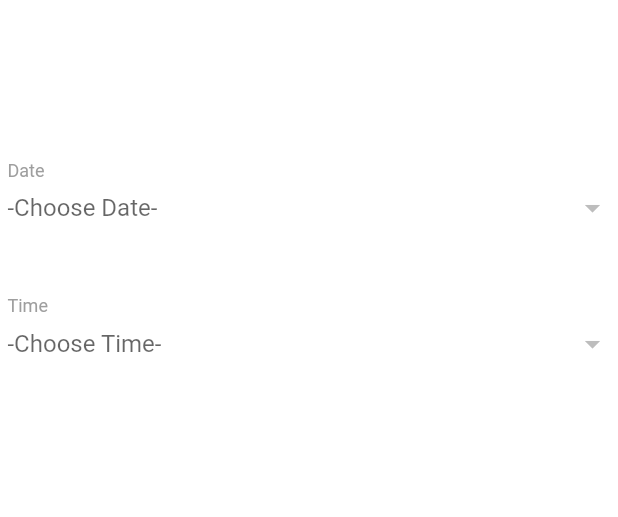
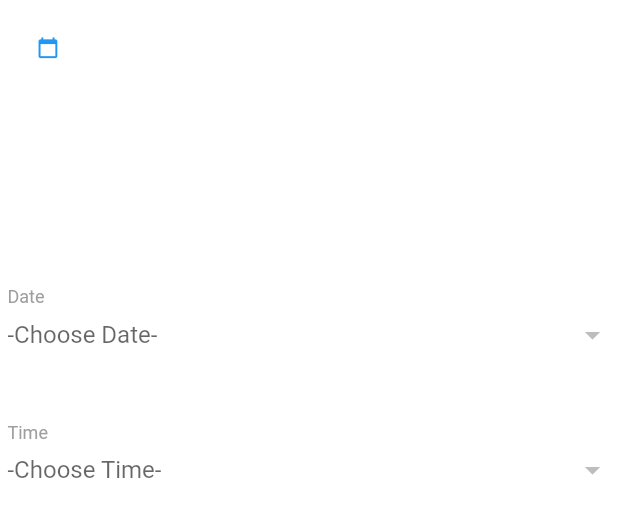
Before and after one commit to imsanjaysah/flutter_registration, a Flutter app: the RegistrationStepFour widget shown alone on an empty page, opened directly, on a phone screen of 412 x 824 dp. Shown: the top 517 px of the screen. Run offline on Flutter 3.47's test engine with Material 2 defaults, Android fonts, the light colour scheme and no system bars; Roboto replaces fonts that are missing (Muli).

Commit message:
Calendar icon scale animation added

```diff
--- a/lib/screens/registration/components/registration_step_four.dart
+++ b/lib/screens/registration/components/registration_step_four.dart
@@ -11,10 +11,37 @@ class RegistrationStepFour extends StatefulWidget {
   State<StatefulWidget> createState() => _RegistrationStepFourState();
 }
 
-class _RegistrationStepFourState extends State<RegistrationStepFour> {
+class _RegistrationStepFourState extends State<RegistrationStepFour> with SingleTickerProviderStateMixin {
+  AnimationController _animationController;
+  Animation<double> _scaleAnimation;
   @override
   void initState() {
     super.initState();
+
+    _animationController = AnimationController(
+      vsync: this,
+      duration: const Duration(milliseconds: 1000), lowerBound: 0.5, upperBound: 0.8
+    );
+    _scaleAnimation = CurvedAnimation(
+      parent: _animationController,
+      curve: Curves.bounceInOut,
+    );
+    //_animationController.forward();
+    initAnimation(_animationController, _scaleAnimation);
+  }
+
+  void initAnimation(
+      AnimationController controller, Animation<double> animation) {
+    animation.addStatusListener((AnimationStatus status) {
+      Future<void>(() {
+        if (status == AnimationStatus.completed) {
+          controller?.reverse();
+        } else if (status == AnimationStatus.dismissed) {
+          controller?.forward();
+        }
+      });
+    });
+    controller?.forward();
   }
 
   @override
@@ -23,6 +50,10 @@ class _RegistrationStepFourState extends State<RegistrationStepFour> {
   Widget get _body => Column(
         crossAxisAlignment: CrossAxisAlignment.start,
         children: [
+          _clockAnimation,
+          SizedBox(
+            height: getProportionateScreenHeight(20),
+          ),
           _title,
           SizedBox(
             height: getProportionateScreenHeight(20),
@@ -38,6 +69,19 @@ class _RegistrationStepFourState extends State<RegistrationStepFour> {
           _time,
         ],
       );
+
+  Widget get _clockAnimation => CircleAvatar(
+    backgroundColor: Colors.white70,
+    radius: 32,
+    child: ScaleTransition(
+      scale: _scaleAnimation,
+      child: CircleAvatar(
+        radius: 32,
+        backgroundColor: Colors.white,
+        child: Icon(Icons.calendar_today, color: kPrimaryColor,),
+      ),
+    ),
+  );
 
   Widget get _title => Text(
         'Schedule Video Call',
@@ -130,4 +174,10 @@ class _RegistrationStepFourState extends State<RegistrationStepFour> {
       },
     );
   }
+
+  @override
+  void dispose() {
+    _animationController.dispose();
+    super.dispose();
+  }
 }
--- a/lib/screens/registration/registration_controller.dart
+++ b/lib/screens/registration/registration_controller.dart
@@ -93,7 +93,7 @@ class RegistrationController extends ChangeNotifier {
     if (passwordHasDigitValidatorRegExp.hasMatch(_password)) {
       passwordStrengthScore += 2;
     }
-    if (password.length >= 2) {
+    if (password.length >= 9) {
       passwordStrengthScore += 2;
     }
 
```
